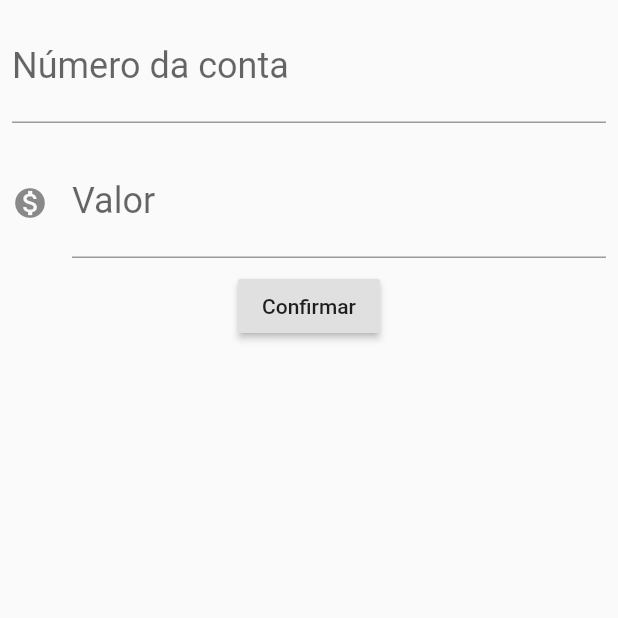
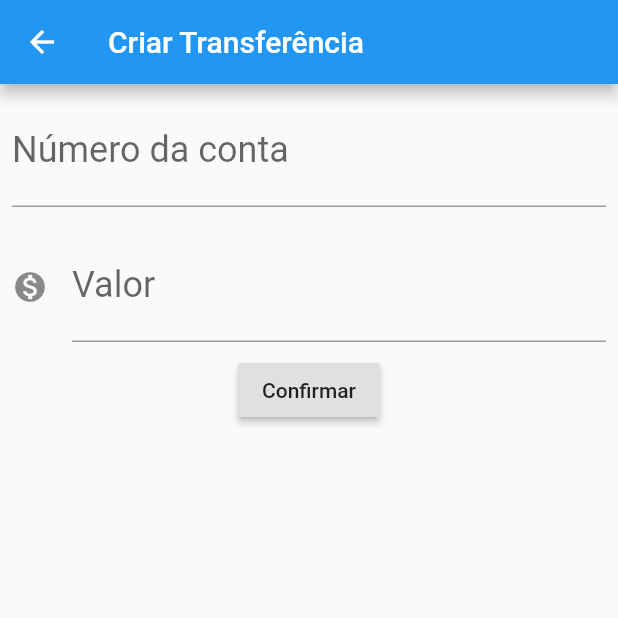
Before and after one commit to mathbonato/BytebankApp, a Flutter app: the transferForm screen opened directly, after a tap on "Confirmar", on a phone screen of 412 x 824 dp, the top half of it. Run offline on Flutter 3.47's test engine with Material 2 defaults, Android fonts, the phone set to English and light mode, and no system bars.

Commit message:
Added code refactoring and navigation between pages

```diff
--- a/lib/main.dart
+++ b/lib/main.dart
@@ -7,13 +7,8 @@ class ByteBankApp extends StatelessWidget {
   Widget build(BuildContext context) {
     return MaterialApp(
       home: Scaffold(
-          appBar: AppBar(
-            title: Text('Transferências'),
+        body: TrasnferList(),
       ),
-          floatingActionButton: FloatingActionButton(
-            child: Icon(Icons.add),
-          ),
-          body: transferForm()),
     );
   }
 }
@@ -25,50 +20,65 @@ class transferForm extends StatelessWidget {
 
   @override
   Widget build(BuildContext context) {
-    return Column(
+    return Scaffold(
+      appBar: AppBar(
+        title: Text('Criar Transferência'),
+      ),
+      body: Column(
         children: <Widget>[
-        Padding(
+          Editor(
+            controller: _controllerFieldAccountNumber,
+            label: 'Número da conta',
+            tip: '0000',
+          ),
+          Editor(
+            controller: _controllerFieldValue,
+            label: 'Valor',
+            tip: '0.00',
+            icon: Icons.monetization_on,
+          ),
+          RaisedButton(
+              child: Text('Confirmar'),
+              onPressed: () => _createtransfer(context))
+        ],
+      ),
+    );
+  }
+
+  void _createtransfer(BuildContext context) {
+    final int accountNumber = int.tryParse(_controllerFieldAccountNumber.text);
+    final double value = double.tryParse(_controllerFieldValue.text);
+
+    if (accountNumber != null && value != null) {
+      final newTransfer = Transfer(value, accountNumber);
+      Navigator.pop(context, newTransfer);
+    }
+  }
+}
+
+class Editor extends StatelessWidget {
+  final TextEditingController controller;
+  final String label;
+  final String tip;
+  final IconData icon;
+
+  const Editor({this.controller, this.label, this.tip, this.icon});
+
+  Widget build(BuildContext context) {
+    return Padding(
       padding: const EdgeInsets.all(8.0),
       child: TextField(
-            controller: _controllerFieldAccountNumber,
+        controller: controller,
         style: TextStyle(
           fontSize: 24.0,
         ),
         decoration: InputDecoration(
-              labelText: 'Número da conta',
-              hintText: '0000',
+          icon: icon != null ? Icon(icon) : null,
+          labelText: label,
+          hintText: tip,
         ),
         keyboardType: TextInputType.number,
       ),
-        ),
-        Padding(
-          padding: const EdgeInsets.all(8.0),
-          child: TextField(
-            controller: _controllerFieldValue,
-            style: TextStyle(
-              fontSize: 24.0,
-            ),
-            decoration: InputDecoration(
-              icon: Icon(Icons.monetization_on),
-              labelText: 'Valor',
-              hintText: '0.00',
-            ),
-            keyboardType: TextInputType.number,
-          ),
-        ),
-        RaisedButton(
-          child: Text('Confirmar'),
-          onPressed: () {
-            final int accountNumber =
-                int.tryParse(_controllerFieldAccountNumber.text);
-            final double value = double.tryParse(_controllerFieldValue.text);
-
-            if (accountNumber != null && value != null) {
-              Transfer(value, accountNumber);
-            }
-          },
-        )
-      ],
     );
   }
 }
@@ -76,25 +86,43 @@ class transferForm extends StatelessWidget {
 class TrasnferList extends StatelessWidget {
   @override
   Widget build(BuildContext context) {
-    return Column(children: <Widget>[
+    return Scaffold(
+        appBar: AppBar(
+          title: Text('Transferências'),
+        ),
+        body: Column(children: <Widget>[
           TransferItem(Transfer(100.00, 1234)),
           TransferItem(Transfer(200.00, 4434)),
           TransferItem(Transfer(150.00, 2222))
-    ]);
+        ]),
+        floatingActionButton: FloatingActionButton(
+          child: Icon(Icons.add),
+          onPressed: () {
+            final Future<Transfer> future =
+                Navigator.push(context, MaterialPageRoute(builder: (context) {
+              return transferForm();
+            }));
+
+            future.then((reicevedTransfer) {
+              debugPrint('Cheguei aqui');
+              debugPrint(reicevedTransfer.toString());
+            });
+          },
+        ));
   }
 }
 
 class TransferItem extends StatelessWidget {
-  final Transfer _transfer;
+  final Transfer transfer;
 
-  const TransferItem(this._transfer);
+  const TransferItem(this.transfer);
 
   Widget build(BuildContext context) {
     return Card(
         child: ListTile(
       leading: Icon(Icons.monetization_on),
-      title: Text(_transfer.value.toString()),
-      subtitle: Text(_transfer.accountNumber.toString()),
+      title: Text(transfer.value.toString()),
+      subtitle: Text(transfer.accountNumber.toString()),
     ));
   }
 }
```
Lines whose indentation alone changed are shown as unchanged.
